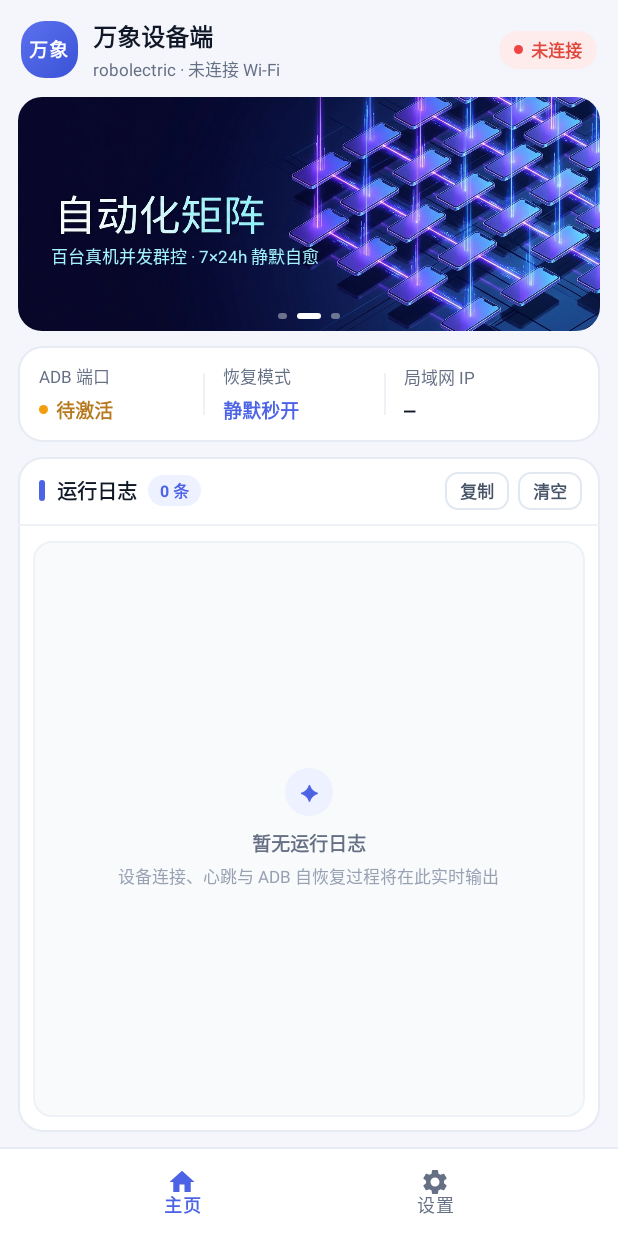
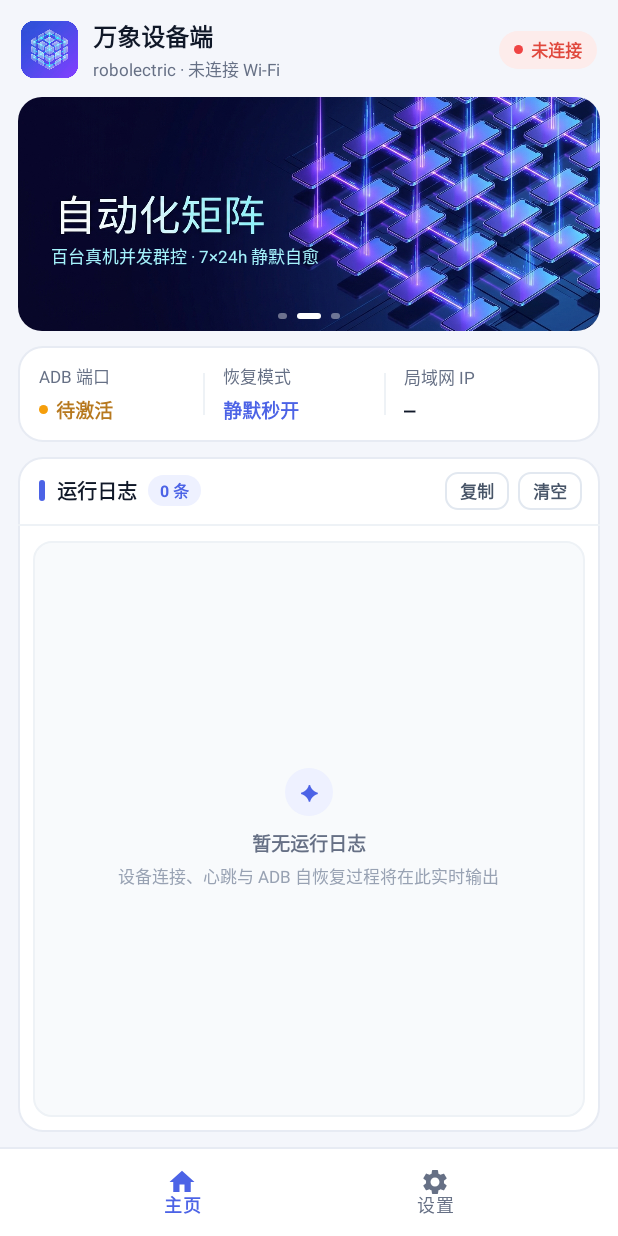
Before and after one commit to eclipseorc/wanxiang-android, an Android app: the screen it shows after launch (MainActivity), on a phone screen of 412 x 824 dp. Run offline under Robolectric (Android 15) with nearby library versions, the phone set to English and light mode, and no system bars; libraries missing offline, so code that uses them is left out: android.sun.misc, android.sun.security, io.github.muntashirakon.adb.

Commit message:
新增应用图标与品牌 logo
- 新增 mipmap 全套应用图标（ic_launcher / ic_launcher_round，含自适应图标）
- AndroidManifest 声明 android:icon 与 roundIcon
- 新增 ic_brand_logo 品牌图，替换主页/设置页顶栏原来的文字「万象」方块

```diff
--- a/app/src/main/AndroidManifest.xml
+++ b/app/src/main/AndroidManifest.xml
@@ -12,6 +12,8 @@
 
     <application
         android:allowBackup="false"
+        android:icon="@mipmap/ic_launcher"
+        android:roundIcon="@mipmap/ic_launcher_round"
         android:label="万象设备端"
         android:usesCleartextTraffic="true"
         android:theme="@style/Theme.Wanxiang">
--- a/app/src/main/res/layout/fragment_home.xml
+++ b/app/src/main/res/layout/fragment_home.xml
@@ -18,21 +18,12 @@
         android:paddingTop="12dp"
         android:paddingBottom="10dp">
 
-        <LinearLayout
+        <ImageView
             android:layout_width="38dp"
             android:layout_height="38dp"
-            android:background="@drawable/bg_device_id"
-            android:gravity="center"
-            android:orientation="vertical">
-            <TextView
-                android:layout_width="wrap_content"
-                android:layout_height="wrap_content"
-                android:text="万象"
-                android:textColor="@color/white"
-                android:textSize="12.5sp"
-                android:textStyle="bold"
-                android:letterSpacing="0.06" />
-        </LinearLayout>
+            android:src="@drawable/ic_brand_logo"
+            android:scaleType="fitCenter"
+            android:contentDescription="万象设备端" />
 
         <LinearLayout
             android:layout_width="0dp"
--- /dev/null
+++ b/app/src/main/res/mipmap-anydpi-v26/ic_launcher.xml
@@ -0,0 +1,5 @@
+<?xml version="1.0" encoding="utf-8"?>
+<adaptive-icon xmlns:android="http://schemas.android.com/apk/res/android">
+    <background android:drawable="@color/brand" />
+    <foreground android:drawable="@drawable/ic_launcher_foreground" />
+</adaptive-icon>
--- /dev/null
+++ b/app/src/main/res/mipmap-anydpi-v26/ic_launcher_round.xml
@@ -0,0 +1,5 @@
+<?xml version="1.0" encoding="utf-8"?>
+<adaptive-icon xmlns:android="http://schemas.android.com/apk/res/android">
+    <background android:drawable="@color/brand" />
+    <foreground android:drawable="@drawable/ic_launcher_foreground" />
+</adaptive-icon>
```
Also changed, not shown: app/src/main/res/layout/fragment_settings.xml (+4 -13 lines), app/src/main/res/drawable-nodpi/ic_brand_logo.png (added), app/src/main/res/drawable-nodpi/ic_launcher_foreground.png (added), app/src/main/res/mipmap-hdpi/ic_launcher.png (added), app/src/main/res/mipmap-hdpi/ic_launcher_round.png (added), app/src/main/res/mipmap-mdpi/ic_launcher.png (added), app/src/main/res/mipmap-mdpi/ic_launcher_round.png (added), app/src/main/res/mipmap-xhdpi/ic_launcher.png (added), app/src/main/res/mipmap-xhdpi/ic_launcher_round.png (added), app/src/main/res/mipmap-xxhdpi/ic_launcher.png (added), app/src/main/res/mipmap-xxhdpi/ic_launcher_round.png (added), app/src/main/res/mipmap-xxxhdpi/ic_launcher.png (added), app/src/main/res/mipmap-xxxhdpi/ic_launcher_round.png (added).
